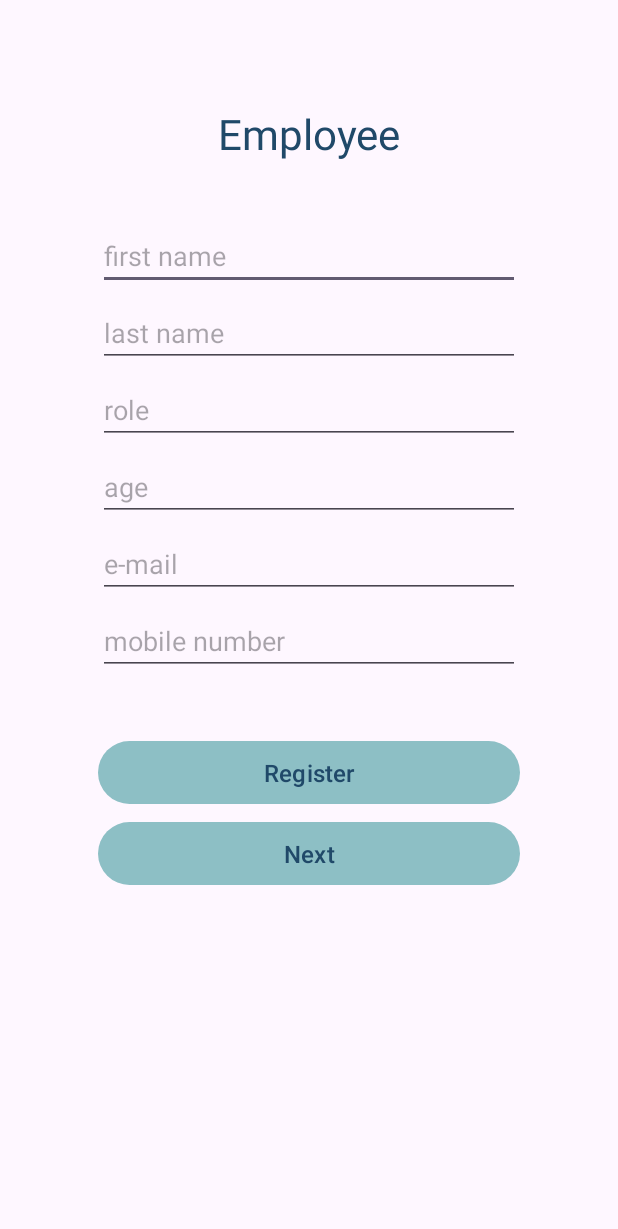
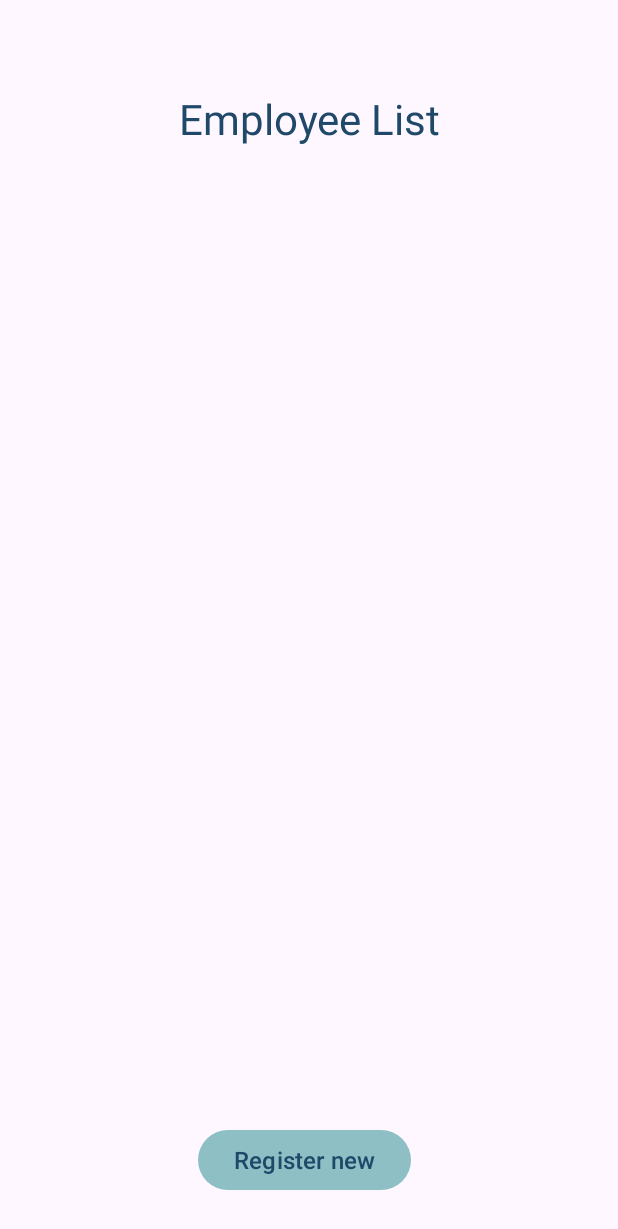
Before and after one commit to juheejulia/EmployeeListView, an Android app: the screen it shows after launch (MainActivity before the commit, EmployeeListActivity after it), on a phone screen of 412 x 824 dp. Shown: the top 1229 px of the screen. Run offline under Robolectric (Android 15) with nearby library versions, the phone set to English and light mode, and no system bars.

Commit message:
exchange main activity

```diff
--- a/app/src/main/AndroidManifest.xml
+++ b/app/src/main/AndroidManifest.xml
@@ -13,10 +13,10 @@
         android:theme="@style/Theme.EmployeeListView"
         tools:targetApi="31">
         <activity
-            android:name=".EmployeeActivity"
+            android:name=".RegisterEmployeeActivity"
             android:exported="false" />
         <activity
-            android:name=".MainActivity"
+            android:name=".EmployeeListActivity"
             android:exported="true">
             <intent-filter>
                 <action android:name="android.intent.action.MAIN" />
--- a/app/src/main/java/com/example/employeelistview/EmployeeActivity.java
+++ b/app/src/main/java/com/example/employeelistview/EmployeeListActivity.java
@@ -5,13 +5,12 @@ import androidx.appcompat.app.AppCompatActivity;
 import android.content.Intent;
 import android.os.Bundle;
 import android.view.View;
-import android.widget.ArrayAdapter;
 import android.widget.Button;
 import android.widget.ListView;
 
 // This Activity is the page that deploy information of the registered employee.
 
-public class EmployeeActivity extends AppCompatActivity {
+public class EmployeeListActivity extends AppCompatActivity {
 
     ListView listView;
     Button backButton;
@@ -19,7 +18,7 @@ public class EmployeeActivity extends AppCompatActivity {
     @Override
     protected void onCreate(Bundle savedInstanceState) {
         super.onCreate(savedInstanceState);
-        setContentView(R.layout.activity_emloyee);
+        setContentView(R.layout.activity_employee_list);
 
         listView = findViewById(R.id.listViewEmployees);
         backButton = findViewById(R.id.btn_back);
@@ -33,7 +32,7 @@ public class EmployeeActivity extends AppCompatActivity {
         backButton.setOnClickListener(new View.OnClickListener() {
             @Override
             public void onClick(View v) {
-                Intent intent = new Intent(EmployeeActivity.this, MainActivity.class);
+                Intent intent = new Intent(EmployeeListActivity.this, RegisterEmployeeActivity.class);
                 startActivity(intent);
             }
         });
--- a/app/src/main/java/com/example/employeelistview/MainActivity.java
+++ b/app/src/main/java/com/example/employeelistview/RegisterEmployeeActivity.java
@@ -5,7 +5,6 @@ import androidx.appcompat.app.AppCompatActivity;
 import android.content.Context;
 import android.content.Intent;
 import android.os.Bundle;
-import android.util.Log;
 import android.view.View;
 import android.view.inputmethod.InputMethodManager;
 import android.widget.Button;
@@ -17,7 +16,7 @@ import java.util.regex.Pattern;
 
 // This Activity is the page to register an employee
 
-public class MainActivity extends AppCompatActivity {
+public class RegisterEmployeeActivity extends AppCompatActivity {
 
     EditText firstNameInput, lastNameInput, roleInput, ageInput, emailInput, mobileNumberInput;
 
@@ -26,7 +25,7 @@ public class MainActivity extends AppCompatActivity {
     @Override
     protected void onCreate(Bundle savedInstanceState) {
         super.onCreate(savedInstanceState);
-        setContentView(R.layout.activity_main);
+        setContentView(R.layout.activity_register_employee);
 
         firstNameInput = findViewById(R.id.firstName);
         lastNameInput = findViewById(R.id.lastName);
@@ -53,21 +52,21 @@ public class MainActivity extends AppCompatActivity {
 
                 // All information field should be filled otherwise it will be refreshed.
                 if (!allFieldsFilled()) {
-                    Toast.makeText(MainActivity.this,
+                    Toast.makeText(RegisterEmployeeActivity.this,
                             "Please fill in all fields", Toast.LENGTH_SHORT).show();
                     return;
                 }
 
                 boolean isEmailValid = emailValidator(email);
                 if (!isEmailValid) {
-                    Toast.makeText(MainActivity.this, "E-mail is not valid form.",
+                    Toast.makeText(RegisterEmployeeActivity.this, "E-mail is not valid form.",
                             Toast.LENGTH_SHORT).show();
                     return;
                 }
 
                 boolean isFirstNameValid = firstNameValidator(firstName);
                 if(!isFirstNameValid) {
-                    Toast.makeText(MainActivity.this, "First name is not valid form.",
+                    Toast.makeText(RegisterEmployeeActivity.this, "First name is not valid form.",
                             Toast.LENGTH_SHORT).show();
                     return;
                 }
@@ -76,8 +75,11 @@ public class MainActivity extends AppCompatActivity {
 
                 dataManager.registerEmployee
                         (firstName, lastName, role, age, email, mobileNumber);
-                Toast.makeText(MainActivity.this,
+                Toast.makeText(RegisterEmployeeActivity.this,
                         "An employee is registered.", Toast.LENGTH_SHORT).show();
+
+                Intent intent = new Intent(RegisterEmployeeActivity.this, EmployeeListActivity.class);
+                startActivity(intent);
             }
         });
 
@@ -85,7 +87,7 @@ public class MainActivity extends AppCompatActivity {
         nextButton.setOnClickListener(new View.OnClickListener() {
            @Override
            public void onClick(View v) {
-                   Intent intent = new Intent(MainActivity.this, EmployeeActivity.class);
+                   Intent intent = new Intent(RegisterEmployeeActivity.this, EmployeeListActivity.class);
                    startActivity(intent);
            }
         });
--- a/app/src/main/res/layout/activity_emloyee.xml
+++ b/app/src/main/res/layout/activity_employee_list.xml
@@ -4,18 +4,18 @@
     xmlns:tools="http://schemas.android.com/tools"
     android:layout_width="match_parent"
     android:layout_height="match_parent"
-    tools:context=".EmployeeActivity">
+    tools:context=".EmployeeListActivity">
 
     <!-- list title text -->
     <TextView
         android:id="@+id/textView"
         android:layout_width="match_parent"
         android:layout_height="wrap_content"
+        android:layout_marginTop="60dp"
         android:gravity="center"
-        android:layout_marginTop="60dp"
         android:text="@string/employee_list"
+        android:textColor="@color/down_blue_green"
         android:textSize="@dimen/font_medium"
-        android:textColor="@color/down_blue_green"
         app:layout_constraintStart_toStartOf="parent"
         app:layout_constraintTop_toTopOf="parent" />
 
@@ -23,17 +23,17 @@
         android:id="@+id/listViewEmployees"
         android:layout_width="match_parent"
         android:layout_height="0dp"
+        android:layout_marginHorizontal="20dp"
         android:layout_marginTop="20dp"
-        android:layout_marginHorizontal="20dp"
+        android:layout_marginBottom="70dp"
         android:divider="@color/white"
         android:dividerHeight="20dp"
         app:layout_constraintBottom_toTopOf="@+id/guideline"
         app:layout_constraintEnd_toEndOf="parent"
         app:layout_constraintStart_toStartOf="parent"
         app:layout_constraintTop_toBottomOf="@+id/textView"
-        android:layout_marginBottom="50dp"
         app:layout_constraintVertical_bias="0"
-        tools:listitem="@layout/listitem_employee"/>
+        tools:listitem="@layout/listitem_employee" />
 
     <androidx.constraintlayout.widget.Guideline
         android:id="@+id/guideline"
@@ -46,10 +46,12 @@
         android:id="@+id/btn_back"
         android:layout_width="wrap_content"
         android:layout_height="wrap_content"
+        android:layout_marginStart="112dp"
         android:layout_marginBottom="2dp"
-        android:text="@string/btn_back"
+        android:gravity="center"
+        android:text="@string/btn_register_new_employee"
+        android:textColor="@color/down_blue_green"
         android:textSize="@dimen/font_small"
-        android:textColor="@color/down_blue_green"
         app:layout_constraintBottom_toTopOf="@+id/guideline"
         app:layout_constraintStart_toStartOf="@+id/listViewEmployees" />
 
--- a/app/src/main/res/layout/activity_main.xml
+++ b/app/src/main/res/layout/activity_register_employee.xml
@@ -4,7 +4,7 @@
     xmlns:tools="http://schemas.android.com/tools"
     android:layout_width="match_parent"
     android:layout_height="match_parent"
-    tools:context=".MainActivity">
+    tools:context=".RegisterEmployeeActivity">
 
     <androidx.constraintlayout.widget.Guideline
         android:id="@+id/guidelineTop"
@@ -145,7 +145,7 @@
             android:layout_marginLeft="@dimen/margin_large"
             android:layout_marginRight="@dimen/margin_large"
             android:layout_marginTop="@dimen/space_medium"
-            android:text="@string/text_next"
+            android:text="@string/text_cancel"
             android:textColor="@color/down_blue_green"
             android:textSize="@dimen/font_small"/>
 
--- a/app/src/main/res/values/strings.xml
+++ b/app/src/main/res/values/strings.xml
@@ -11,6 +11,6 @@
     <string name="password">password</string>
     <string name="btn_register">register</string>
     <string name="text_register">Register</string>
-    <string name="text_next">Next</string>
-    <string name="btn_back">Back</string>
+    <string name="text_cancel">Cancel</string>
+    <string name="btn_register_new_employee">Register new</string>
 </resources>
```
